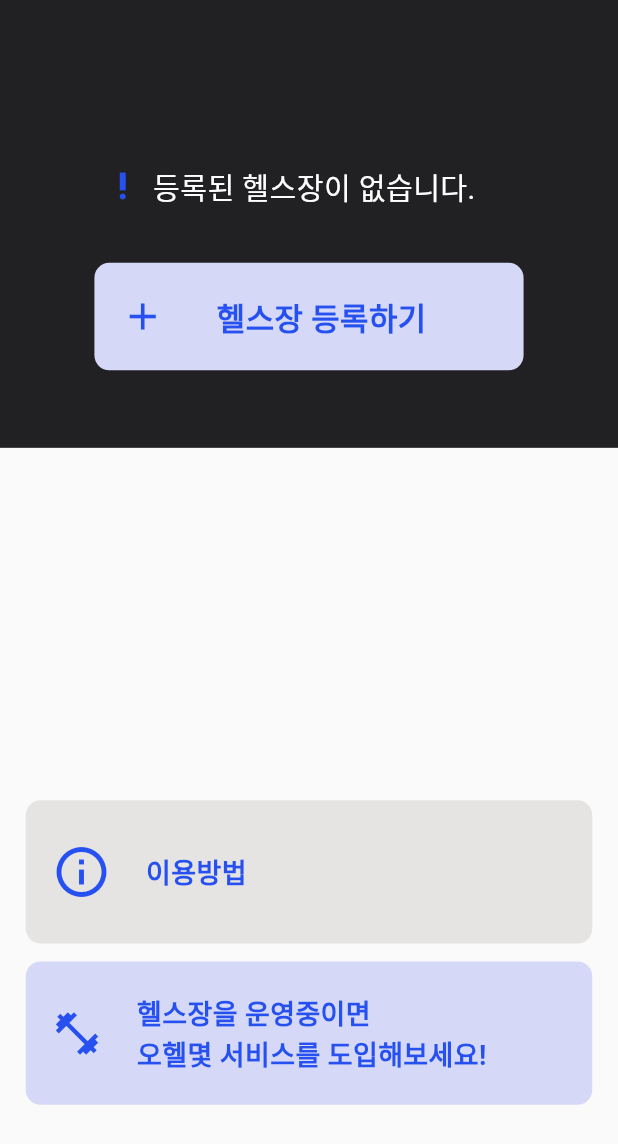
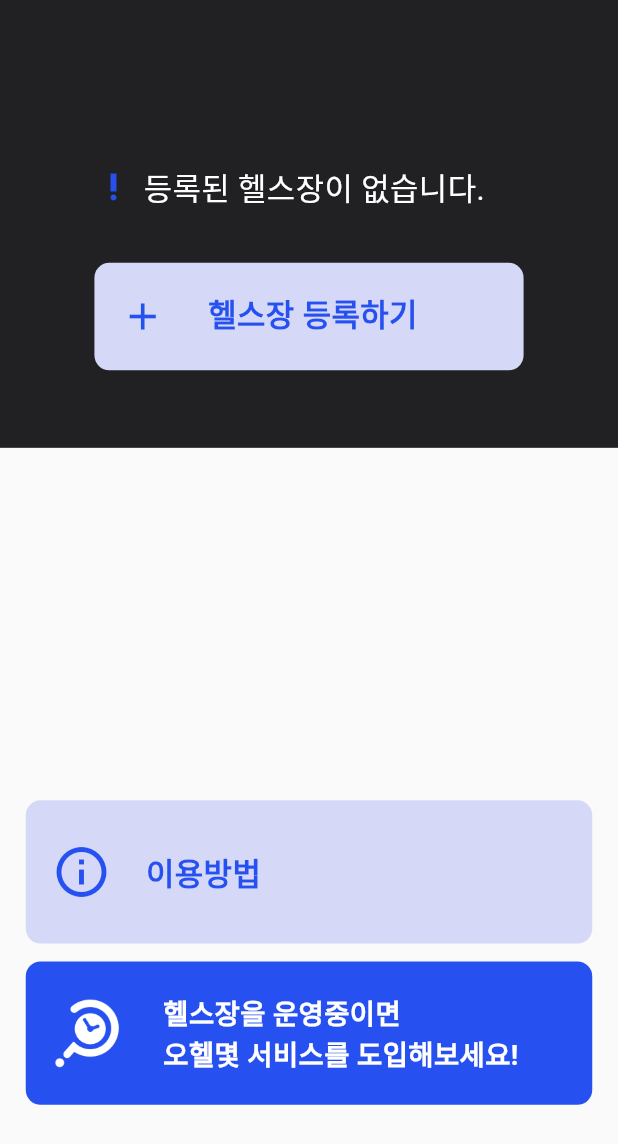
Before and after one commit to sinminseok/Ohm_App, a Flutter app: the Ready_View widget shown alone on an empty page, opened directly with empty values, on a phone screen of 412 x 824 dp. Shown: the top 1144 px of the screen. Run offline on Flutter 3.47's test engine with Material 2 defaults, Android fonts, the phone set to English and light mode, and no system bars; our stand-ins replace dio, flutter_screenutil, flutter_spinkit, fluttertoast, geolocator and 4 more; missing offline and left inert: animate_icons, chart_sparkline, dart:ffi, flutter_keyboard_size, flutter_phone_direct_caller; accounts and stored records are empty; network calls fail; Roboto replaces fonts that are missing (boldfont, lightfont, lightfont2).

```diff
--- a/lib/Utils/http_urls.dart
+++ b/lib/Utils/http_urls.dart
@@ -1,6 +1,7 @@
 
-String endpoint = "http://192.168.0.101:8080/api/";
+String endpoint = "http://172.20.10.2:8080/api/";
 //  #172.20.10.2 핫스팟
+// 192.168.0.101집
 class ManagerApi_Url{
   String findall_trainer = endpoint + "admin/findall/";
 
--- a/lib/View/home/detail_views/ready_view.dart
+++ b/lib/View/home/detail_views/ready_view.dart
@@ -65,7 +65,7 @@ class _Ready_ViewState extends State<Ready_View> {
                                     "등록된 헬스장이 없습니다.",
                                     style: TextStyle(
                                         color: kTextWhiteColor,
-                                        fontSize: 17.sp,
+                                        fontSize: 18.sp,
                                         fontFamily: "boldfont"),
                                   ),
                                 ),
@@ -95,7 +95,7 @@ class _Ready_ViewState extends State<Ready_View> {
                         child: Row(
                           children: [
                             Container(
-                                margin: EdgeInsets.only(left: 15.w, right: 20.w),
+                                margin: EdgeInsets.only(left: 15.w, right: 15.w),
                                 child: Icon(
                                   Icons.add,
                                   color: kPrimaryColor,
@@ -104,10 +104,11 @@ class _Ready_ViewState extends State<Ready_View> {
                             Center(
 
                                 child: Container(
-                                  margin: EdgeInsets.only(left: 10.w),
+                                  margin: EdgeInsets.only(left: 10.w,bottom: 5.h),
                                   child: Text(
                                     "헬스장 등록하기",
                                     style: TextStyle(
+                                      fontFamily: "lightfont",
                                         fontSize: 18.sp,
                                         color: kPrimaryColor,
                                         fontWeight: FontWeight.bold),
@@ -126,7 +127,7 @@ class _Ready_ViewState extends State<Ready_View> {
               width: 330.w,
               height: 80.h,
               decoration: BoxDecoration(
-                  color: kContainerColor,
+                  color: kBoxColor,
                   borderRadius: BorderRadius.all(Radius.circular(10))),
               margin: EdgeInsets.only(top: 20),
               child: Row(
@@ -142,7 +143,7 @@ class _Ready_ViewState extends State<Ready_View> {
                       child: Text(
                     "이용방법",
                     style: TextStyle(
-                        fontSize: 18,
+                        fontSize: 18.sp,
                         color: kButtonColor,
                         fontWeight: FontWeight.bold),
                   )),
@@ -153,7 +154,7 @@ class _Ready_ViewState extends State<Ready_View> {
               width: 330.w,
               height: 80.h,
               decoration: BoxDecoration(
-                  color: kBoxColor,
+                  color: kPrimaryColor,
                   borderRadius: BorderRadius.all(Radius.circular(10))),
               margin: EdgeInsets.only(top: 10.h),
               child: InkWell(
@@ -163,19 +164,16 @@ class _Ready_ViewState extends State<Ready_View> {
                 child: Row(
                   children: [
                     Container(
-                        margin: EdgeInsets.only(left: 15.w, right: 20.w),
-                        child: Icon(
-                          Icons.fitness_center,
-                          color: kPrimaryColor,
-                          size: 34,
-                        )),
+                      width: 50.w,
+                        margin: EdgeInsets.only(left: 10.w, right: 20.w),
+                        child: Image.asset("assets/icon/ohmicon.png")),
                     Center(
                         child: Text(
                       "헬스장을 운영중이면 \n오헬몇 서비스를 도입해보세요!",
                       style: TextStyle(
                           fontFamily: "lightfont2",
-                          fontSize: 18,
-                          color: kPrimaryColor,
+                          fontSize: 16.sp,
+                          color: kTextWhiteColor,
                           fontWeight: FontWeight.bold),
                     )),
                   ],
--- a/pubspec.yaml
+++ b/pubspec.yaml
@@ -95,6 +95,7 @@ flutter:
 
   # To add assets to your application, add an assets section, like this:
   assets:
+    - assets/icon/ohmicon.png
     - assets/images/naver.png
     - assets/images/kakao.png
     - assets/images/facebook.png
```
Also changed, not shown: lib/View/gymInfo/gymInfo_view.dart (+12 -2 lines), lib/View/message/message_view.dart (+22 -19 lines), assets/icon/ohmicon.png (added), 21 other files.
